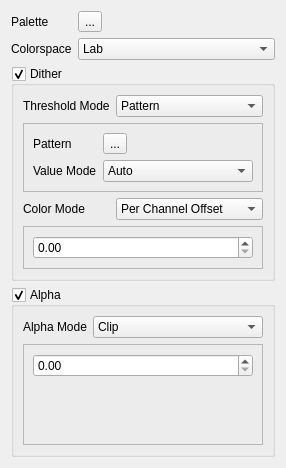
This is plugins/filters/palettize/palettize.ui in KDE/krita as Qt 5 draws it before an edit. The edited form follows.
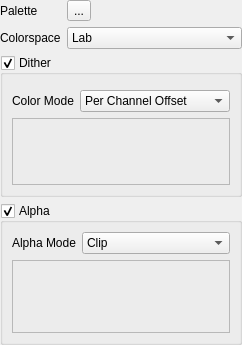
This is the edited form. The open tabs and pages were chosen to show the change. Custom widgets are drawn as their Qt base class.

Commit message:
Added basic dither functionality from Palettize filter to the Gradient Map filter. Allows dithered blending between stop colours without introducing any new colours which is desirable for pixel art.
Moved dither functionality/ui out of Palettize filter into KisDitherUtil
and KisDitherWidget.

Patch:
```diff
--- a/plugins/filters/palettize/palettize.ui
+++ b/plugins/filters/palettize/palettize.ui
@@ -6,14 +6,26 @@
    <rect>
     <x>0</x>
     <y>0</y>
-    <width>286</width>
-    <height>468</height>
+    <width>242</width>
+    <height>345</height>
    </rect>
   </property>
   <property name="windowTitle">
    <string>Palettize</string>
   </property>
   <layout class="QFormLayout" name="formLayout">
+   <property name="leftMargin">
+    <number>0</number>
+   </property>
+   <property name="topMargin">
+    <number>0</number>
+   </property>
+   <property name="rightMargin">
+    <number>0</number>
+   </property>
+   <property name="bottomMargin">
+    <number>0</number>
+   </property>
    <item row="0" column="0">
     <widget class="QLabel" name="paletteLabel">
      <property name="sizePolicy">
@@ -70,155 +82,7 @@
       <bool>true</bool>
      </property>
      <layout class="QFormLayout" name="formLayout_3">
-      <item row="1" column="0">
-       <widget class="QLabel" name="thresholdModeLabel">
-        <property name="sizePolicy">
-         <sizepolicy hsizetype="Fixed" vsizetype="Preferred">
-          <horstretch>0</horstretch>
-          <verstretch>0</verstretch>
-         </sizepolicy>
-        </property>
-        <property name="text">
-         <string>Threshold Mode</string>
-        </property>
-        <property name="buddy">
-         <cstring>thresholdModeComboBox</cstring>
-        </property>
-       </widget>
-      </item>
       <item row="1" column="1">
-       <widget class="QComboBox" name="thresholdModeComboBox">
-        <item>
-         <property name="text">
-          <string>Pattern</string>
-         </property>
-        </item>
-        <item>
-         <property name="text">
-          <string>Noise</string>
-         </property>
-        </item>
-       </widget>
-      </item>
-      <item row="2" column="0" colspan="2">
-       <widget class="QStackedWidget" name="thresholdModeStackedWidget">
-        <property name="sizePolicy">
-         <sizepolicy hsizetype="Preferred" vsizetype="Preferred">
-          <horstretch>0</horstretch>
-          <verstretch>0</verstretch>
-         </sizepolicy>
-        </property>
-        <property name="frameShape">
-         <enum>QFrame::StyledPanel</enum>
-        </property>
-        <property name="currentIndex">
-         <number>1</number>
-        </property>
-        <property name="prefix" stdset="0">
-         <string>Amount:  </string>
-        </property>
-        <widget class="QWidget" name="patternWidget">
-         <layout class="QFormLayout" name="formLayout_2">
-          <item row="0" column="0">
-           <widget class="QLabel" name="patternLabel">
-            <property name="sizePolicy">
-             <sizepolicy hsizetype="Fixed" vsizetype="Preferred">
-              <horstretch>0</horstretch>
-              <verstretch>0</verstretch>
-             </sizepolicy>
-            </property>
-            <property name="text">
-             <string>Pattern</string>
-            </property>
-            <property name="buddy">
-             <cstring>patternIconWidget</cstring>
-            </property>
-           </widget>
-          </item>
-          <item row="0" column="1">
-           <widget class="KisIconWidget" name="patternIconWidget">
-            <property name="text">
-             <string>...</string>
-            </property>
-           </widget>
-          </item>
-          <item row="1" column="0">
-           <widget class="QLabel" name="patternValueModeLabel">
-            <property name="text">
-             <string>Value Mode</string>
-            </property>
-            <property name="buddy">
-             <cstring>patternValueModeComboBox</cstring>
-            </property>
-           </widget>
-          </item>
-          <item row="1" column="1">
-           <widget class="QComboBox" name="patternValueModeComboBox">
-            <item>
-             <property name="text">
-              <string>Auto</string>
-             </property>
-            </item>
-            <item>
-             <property name="text">
-              <string>Lightness</string>
-             </property>
-            </item>
-            <item>
-             <property name="text">
-              <string>Alpha</string>
-             </property>
-            </item>
-           </widget>
-          </item>
-         </layout>
-        </widget>
-        <widget class="QWidget" name="noiseWidget">
-         <layout class="QFormLayout" name="formLayout_5">
-          <item row="0" column="0">
-           <widget class="QLabel" name="noiseSeedLabel">
-            <property name="text">
-             <string>Seed</string>
-            </property>
-            <property name="buddy">
-             <cstring>noiseSeedLineEdit</cstring>
-            </property>
-           </widget>
-          </item>
-          <item row="0" column="1">
-           <widget class="QLineEdit" name="noiseSeedLineEdit"/>
-          </item>
-          <item row="1" column="1">
-           <widget class="QToolButton" name="noiseSeedRandomizeButton">
-            <property name="text">
-             <string>Randomize</string>
-            </property>
-            <property name="toolButtonStyle">
-             <enum>Qt::ToolButtonTextOnly</enum>
-            </property>
-           </widget>
-          </item>
-         </layout>
-        </widget>
-       </widget>
-      </item>
-      <item row="3" column="0">
-       <widget class="QLabel" name="colorModeLabel">
-        <property name="sizePolicy">
-         <sizepolicy hsizetype="Fixed" vsizetype="Preferred">
-          <horstretch>0</horstretch>
-          <verstretch>0</verstretch>
-         </sizepolicy>
-        </property>
-        <property name="text">
-         <string>Color Mode</string>
-        </property>
-        <property name="buddy">
-         <cstring>colorModeComboBox</cstring>
-        </property>
-       </widget>
-      </item>
-      <item row="3" column="1">
        <widget class="QComboBox" name="colorModeComboBox">
         <item>
          <property name="text">
@@ -232,7 +96,23 @@
         </item>
        </widget>
       </item>
-      <item row="4" column="0" colspan="2">
+      <item row="1" column="0">
+       <widget class="QLabel" name="colorModeLabel">
+        <property name="sizePolicy">
+         <sizepolicy hsizetype="Fixed" vsizetype="Preferred">
+          <horstretch>0</horstretch>
+          <verstretch>0</verstretch>
+         </sizepolicy>
+        </property>
+        <property name="text">
+         <string>Color Mode</string>
+        </property>
+        <property name="buddy">
+         <cstring>colorModeComboBox</cstring>
+        </property>
+       </widget>
+      </item>
+      <item row="2" column="0" colspan="2">
        <widget class="QStackedWidget" name="colorModeStackedWidget">
         <property name="sizePolicy">
          <sizepolicy hsizetype="Preferred" vsizetype="Preferred">
@@ -246,22 +126,25 @@
         <property name="currentIndex">
          <number>1</number>
         </property>
-        <widget class="QWidget" name="colorModePerChannelOffsetWidget">
+        <widget class="QWidget" name="colorModePerChannelOffsetPage">
          <layout class="QFormLayout" name="formLayout_8">
           <item row="0" column="0" colspan="2">
            <widget class="KisDoubleSliderSpinBox" name="offsetScaleSpinBox"/>
           </item>
          </layout>
         </widget>
-        <widget class="QWidget" name="colorModeNearestColorWidget">
-         <layout class="QFormLayout" name="formLayout_4">
-          <item row="0" column="0" colspan="2">
-           <widget class="KisDoubleSliderSpinBox" name="spreadSpinBox"/>
-          </item>
-         </layout>
+        <widget class="QWidget" name="colorModeNearestColorsPage">
+         <layout class="QFormLayout" name="formLayout_4"/>
         </widget>
        </widget>
       </item>
+      <item row="0" column="0" colspan="2">
+       <widget class="KisDitherWidget" name="ditherWidget" native="true">
+        <property name="focusPolicy">
+         <enum>Qt::TabFocus</enum>
+        </property>
+       </widget>
+      </item>
      </layout>
     </widget>
    </item>
@@ -273,7 +156,7 @@
      <property name="checkable">
       <bool>true</bool>
      </property>
-     <layout class="QGridLayout" name="gridLayout_9">
+     <layout class="QFormLayout" name="formLayout_2">
       <item row="0" column="0">
        <widget class="QLabel" name="alphaModeLabel">
         <property name="sizePolicy">
@@ -304,7 +187,7 @@
         </item>
         <item>
          <property name="text">
-          <string>Use Dither</string>
+          <string>Dither</string>
          </property>
         </item>
        </widget>
@@ -321,26 +204,32 @@
          <enum>QFrame::StyledPanel</enum>
         </property>
         <property name="currentIndex">
-         <number>0</number>
+         <number>2</number>
         </property>
         <property name="prefix" stdset="0">
          <string>Amount:  </string>
         </property>
-        <widget class="QWidget" name="clipWidget">
+        <widget class="QWidget" name="clipPage">
          <layout class="QFormLayout" name="formLayout_7">
           <item row="0" column="0" colspan="2">
            <widget class="KisDoubleSliderSpinBox" name="alphaClipSpinBox"/>
           </item>
          </layout>
         </widget>
-        <widget class="QWidget" name="indexWidget">
+        <widget class="QWidget" name="indexPage">
          <layout class="QFormLayout" name="formLayout_6">
           <item row="0" column="0" colspan="2">
            <widget class="KisSliderSpinBox" name="alphaIndexSpinBox"/>
           </item>
          </layout>
         </widget>
-        <widget class="QWidget" name="ditherWidget"/>
+        <widget class="QWidget" name="alphaDitherPage">
+         <layout class="QFormLayout" name="formLayout_5">
+          <item row="0" column="0" colspan="2">
+           <widget class="KisDitherWidget" name="alphaDitherWidget" native="true"/>
+          </item>
+         </layout>
+        </widget>
        </widget>
       </item>
      </layout>
@@ -349,6 +238,12 @@
   </layout>
  </widget>
  <customwidgets>
+  <customwidget>
+   <class>KisDitherWidget</class>
+   <extends>QWidget</extends>
+   <header location="global">KisDitherWidget.h</header>
+   <container>1</container>
+  </customwidget>
   <customwidget>
    <class>KisIconWidget</class>
    <extends>QToolButton</extends>
```
Left out of the diff: 124 changed lines with no effect on the pictures. The commit also changes 11 other files.
